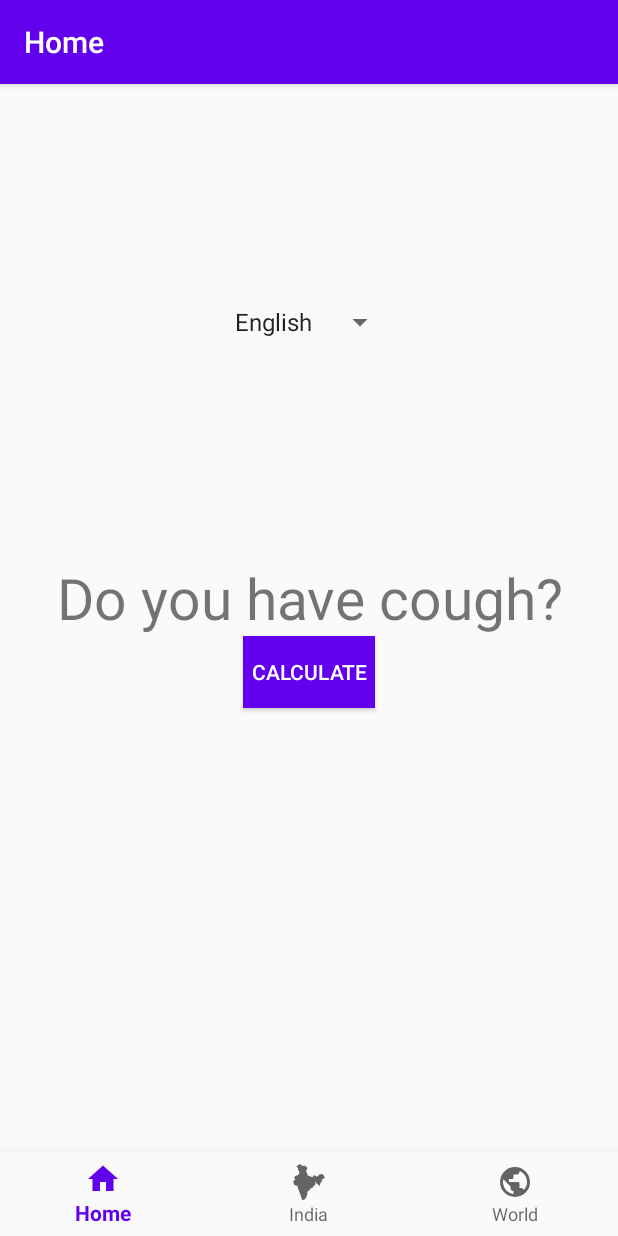
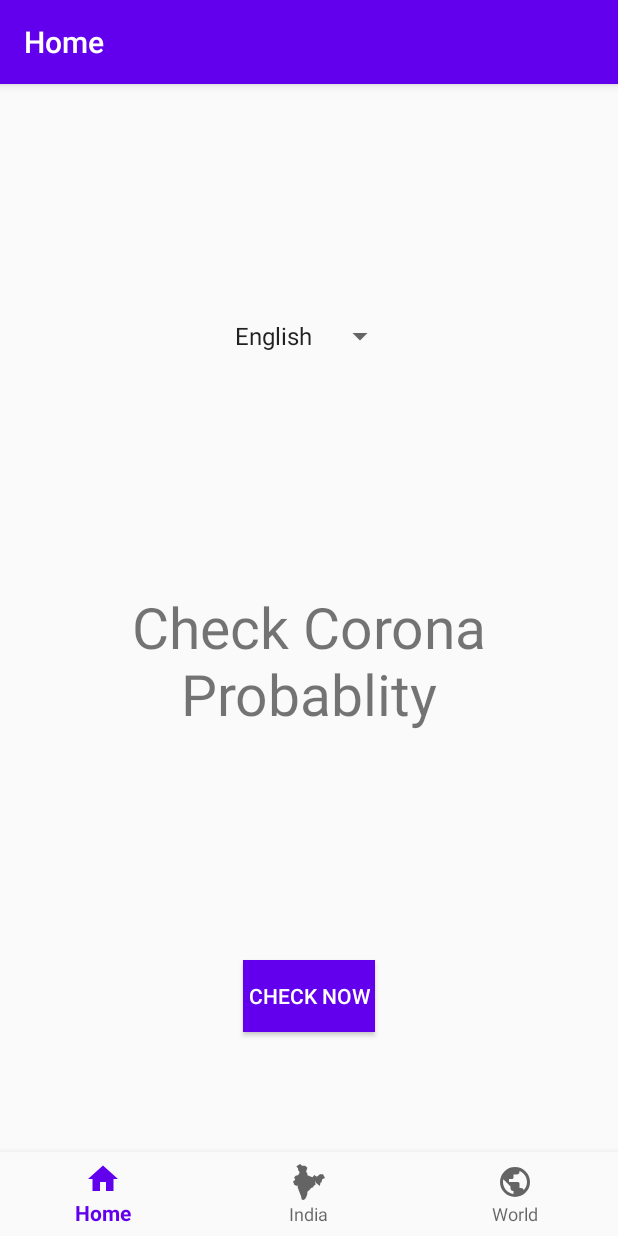
Before and after one commit to PDharam/CovidCheckList, an Android app: the screen it shows after launch (DashboardActivity), on a phone screen of 412 x 824 dp. Run offline under Robolectric (Android 15) with nearby library versions, the phone set to English and light mode, and no system bars; our stand-ins replace navigation-ui.

Commit message:
String files added and some UI changes

```diff
--- a/app/src/main/res/layout/activity_corona_check_list_score.xml
+++ b/app/src/main/res/layout/activity_corona_check_list_score.xml
@@ -17,6 +17,7 @@
         app:layout_constraintTop_toTopOf="parent" />
 
     <TextView
+        android:visibility="gone"
         android:id="@+id/tv_score"
         android:layout_width="match_parent"
         android:layout_height="wrap_content"
@@ -35,7 +36,7 @@
         android:layout_marginTop="56dp"
         android:background="#FF9800"
         android:gravity="center_horizontal"
-        android:text="Result"
+        android:text="@string/recommendation"
         android:textAlignment="center"
         android:textAllCaps="true"
         android:textColor="#FFF"
@@ -57,6 +58,7 @@
         app:layout_constraintTop_toBottomOf="@+id/tv_result_lbl" />
 
     <Button
+        android:visibility="gone"
         android:id="@+id/btn_exit_result_screen"
         android:layout_width="wrap_content"
         android:layout_height="wrap_content"
--- a/app/src/main/res/layout/fragment_home.xml
+++ b/app/src/main/res/layout/fragment_home.xml
@@ -13,26 +13,28 @@
         android:layout_marginLeft="16dp"
         android:layout_marginRight="16dp"
         android:gravity="center_horizontal"
-        android:text="@string/question_1"
+        android:text="@string/check_corona_probability"
         android:textAlignment="center"
         android:textSize="38sp"
-        app:layout_constraintBottom_toTopOf="@+id/btn_calculate"
+        app:layout_constraintBottom_toBottomOf="parent"
         app:layout_constraintLeft_toLeftOf="parent"
-        app:layout_constraintRight_toRightOf="parent" />
+        app:layout_constraintRight_toRightOf="parent"
+        app:layout_constraintTop_toTopOf="parent"  />
 
     <Button
+        app:layout_constraintBottom_toBottomOf="parent"
+        app:layout_constraintLeft_toLeftOf="parent"
+        app:layout_constraintRight_toRightOf="parent"
+        app:layout_constraintTop_toBottomOf="@+id/text_dashboard"
         android:id="@+id/btn_calculate"
         android:layout_width="wrap_content"
         android:layout_height="wrap_content"
         android:layout_marginTop="16dp"
         android:background="@color/colorPrimary"
-        android:text="Calculate"
+        android:text="@string/check_now"
         android:textAllCaps="true"
         android:textColor="#FFF"
-        app:layout_constraintBottom_toBottomOf="parent"
-        app:layout_constraintLeft_toLeftOf="parent"
-        app:layout_constraintRight_toRightOf="parent"
-        app:layout_constraintTop_toTopOf="parent" />
+/>
 
     <Spinner
         android:id="@+id/spn_language"
--- a/app/src/main/res/values/strings.xml
+++ b/app/src/main/res/values/strings.xml
@@ -19,7 +19,7 @@
     <string name="score_result_1">May be stress related and observe.</string>
     <string name="score_result_2">Hydrate properly and proper personal hygiene. Observe and Re-evaluate after 2 days.</string>
     <string name="score_result_3">Seek a consultation with Doctor.</string>
-    <string name="score_result_4">Call the DOH Hotline 02-8-651-7800.</string>
+    <string name="score_result_4">Please consult to doctor immediately</string>
     <string name="india_whatsapp_url" translatable="false"><![CDATA[https://api.whatsapp.com/send?phone=919013151515&text=Namaste&source=&data=]]></string>
     <string name="who_whatspp_url" translatable="false"><![CDATA[https://api.whatsapp.com/send?phone=41794752209&text=hi&source=&data=]]></string>
     <string name="india_toll_free_helpline" translatable="false">1075</string>
@@ -40,4 +40,10 @@
     <string name="india_youtube_video1_id" translatable="false">UEfCxCLtOwk</string>
     <string name="who_youtube_video1_id" translatable="false">1APwq1df6Mw</string>
     <string name="who_youtube_video2_id" translatable="false">mOV1aBVYKGA</string>
+    <string name="check_corona_probability">Check Corona Probablity</string>
+    <string name="check_now">Check now</string>
+    <string name="no">No</string>
+    <string name="yes">Yes</string>
+    <string name="recommendation">Recommendation</string>
+    <string name="corona_probability">Corona Probability</string>
 </resources>
```
Also changed, not shown: app/src/main/java/com/dharampravin/covidchecklist/corona_checklist_score/view/CoronaCheckListScoreActivity.kt (+5 -3 lines), app/src/main/res/layout/activity_corona_check_list.xml (+8 -6 lines), 2 other files.
